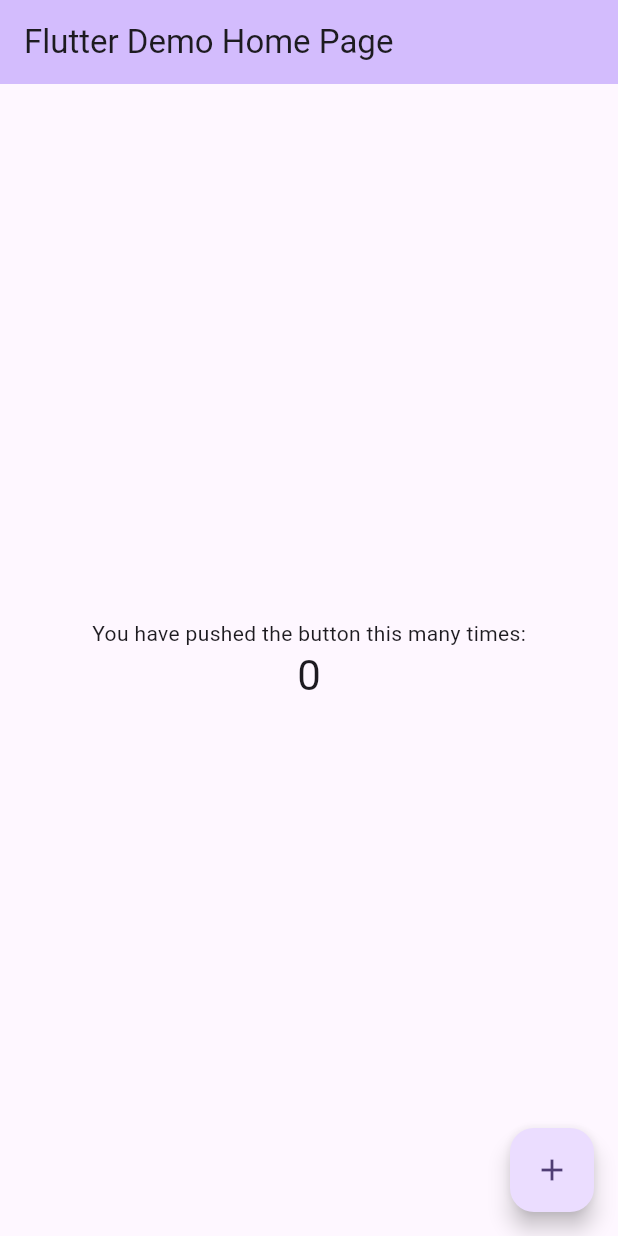
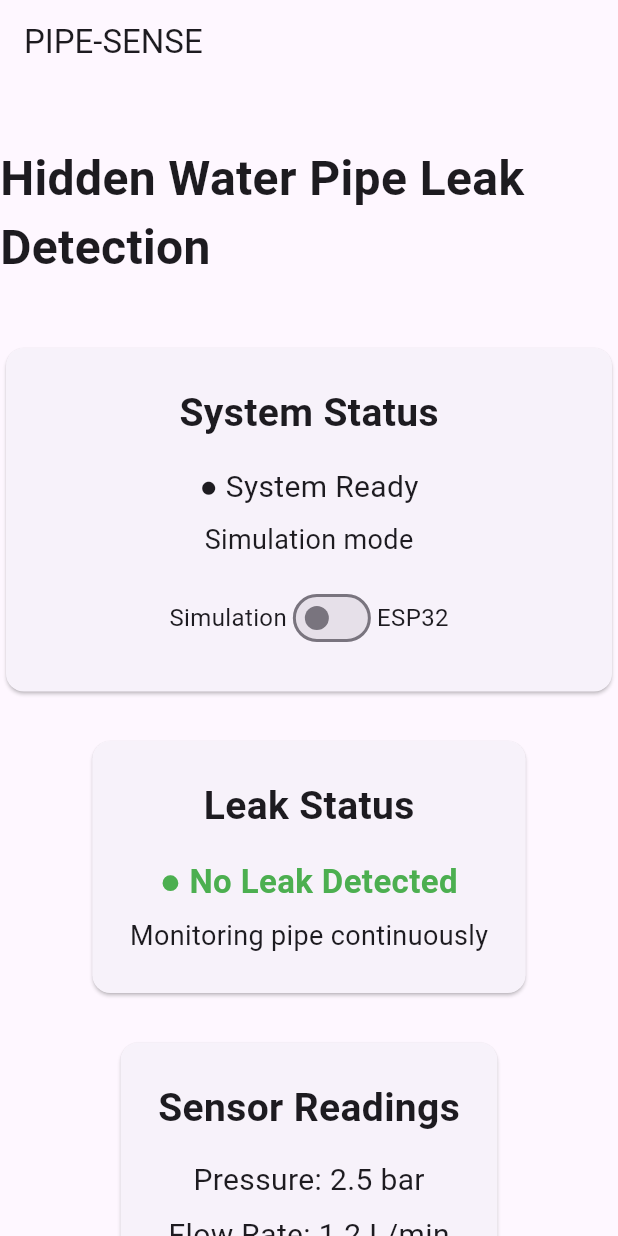
Before and after one commit to YaShAs17420/PIPE-SENSE, a Flutter app: the screen it shows after launch, on a phone screen of 412 x 824 dp. Run offline on Flutter 3.47's test engine with Material 3 defaults, Android fonts, the phone set to English and light mode, and no system bars.

Commit message:
Complete Step 8G simulation and ESP32 mode switching

```diff
--- a/mobile_app/lib/main.dart
+++ b/mobile_app/lib/main.dart
@@ -1,122 +1,19 @@
 import 'package:flutter/material.dart';
+import 'screens/dashboard_screen.dart';
 
 void main() {
-  runApp(const MyApp());
+  runApp(const PipeSenseApp());
 }
 
-class MyApp extends StatelessWidget {
-  const MyApp({super.key});
+class PipeSenseApp extends StatelessWidget {
+  const PipeSenseApp({super.key});
 
-  // This widget is the root of your application.
   @override
   Widget build(BuildContext context) {
     return MaterialApp(
-      title: 'Flutter Demo',
-      theme: ThemeData(
-        // This is the theme of your application.
-        //
-        // TRY THIS: Try running your application with "flutter run". You'll see
-        // the application has a purple toolbar. Then, without quitting the app,
-        // try changing the seedColor in the colorScheme below to Colors.green
-        // and then invoke "hot reload" (save your changes or press the "hot
-        // reload" button in a Flutter-supported IDE, or press "r" if you used
-        // the command line to start the app).
-        //
-        // Notice that the counter didn't reset back to zero; the application
-        // state is not lost during the reload. To reset the state, use hot
-        // restart instead.
-        //
-        // This works for code too, not just values: Most code changes can be
-        // tested with just a hot reload.
-        colorScheme: .fromSeed(seedColor: Colors.deepPurple),
-      ),
-      home: const MyHomePage(title: 'Flutter Demo Home Page'),
+      title: 'PIPE-SENSE',
+      debugShowCheckedModeBanner: false,
+      home: const DashboardScreen(),
     );
   }
 }
-
-class MyHomePage extends StatefulWidget {
-  const MyHomePage({super.key, required this.title});
-
-  // This widget is the home page of your application. It is stateful, meaning
-  // that it has a State object (defined below) that contains fields that affect
-  // how it looks.
-
-  // This class is the configuration for the state. It holds the values (in this
-  // case the title) provided by the parent (in this case the App widget) and
-  // used by the build method of the State. Fields in a Widget subclass are
-  // always marked "final".
-
-  final String title;
-
-  @override
-  State<MyHomePage> createState() => _MyHomePageState();
-}
-
-class _MyHomePageState extends State<MyHomePage> {
-  int _counter = 0;
-
-  void _incrementCounter() {
-    setState(() {
-      // This call to setState tells the Flutter framework that something has
-      // changed in this State, which causes it to rerun the build method below
-      // so that the display can reflect the updated values. If we changed
-      // _counter without calling setState(), then the build method would not be
-      // called again, and so nothing would appear to happen.
-      _counter++;
-    });
-  }
-
-  @override
-  Widget build(BuildContext context) {
-    // This method is rerun every time setState is called, for instance as done
-    // by the _incrementCounter method above.
-    //
-    // The Flutter framework has been optimized to make rerunning build methods
-    // fast, so that you can just rebuild anything that needs updating rather
-    // than having to individually change instances of widgets.
-    return Scaffold(
-      appBar: AppBar(
-        // TRY THIS: Try changing the color here to a specific color (to
-        // Colors.amber, perhaps?) and trigger a hot reload to see the AppBar
-        // change color while the other colors stay the same.
-        backgroundColor: Theme.of(context).colorScheme.inversePrimary,
-        // Here we take the value from the MyHomePage object that was created by
-        // the App.build method, and use it to set our appbar title.
-        title: Text(widget.title),
-      ),
-      body: Center(
-        // Center is a layout widget. It takes a single child and positions it
-        // in the middle of the parent.
-        child: Column(
-          // Column is also a layout widget. It takes a list of children and
-          // arranges them vertically. By default, it sizes itself to fit its
-          // children horizontally, and tries to be as tall as its parent.
-          //
-          // Column has various properties to control how it sizes itself and
-          // how it positions its children. Here we use mainAxisAlignment to
-          // center the children vertically; the main axis here is the vertical
-          // axis because Columns are vertical (the cross axis would be
-          // horizontal).
-          //
-          // TRY THIS: Invoke "debug painting" (choose the "Toggle Debug Paint"
-          // action in the IDE, or press "p" in the console), to see the
-          // wireframe for each widget.
-          mainAxisAlignment: .center,
-          children: [
-            const Text('You have pushed the button this many times:'),
-            Text(
-              '$_counter',
-              style: Theme.of(context).textTheme.headlineMedium,
-            ),
-          ],
-        ),
-      ),
-      floatingActionButton: FloatingActionButton(
-        onPressed: _incrementCounter,
-        tooltip: 'Increment',
-        child: const Icon(Icons.add),
-      ),
-    );
-  }
-}
--- /dev/null
+++ b/mobile_app/lib/models/sensor_data.dart
@@ -0,0 +1,15 @@
+class SensorData {
+  final double pressure;
+  final double flowRate;
+  final String vibration;
+  final bool leakDetected;
+  final double? leakLocation;
+
+  const SensorData({
+    required this.pressure,
+    required this.flowRate,
+    required this.vibration,
+    required this.leakDetected,
+    this.leakLocation,
+  });
+}
--- /dev/null
+++ b/mobile_app/lib/screens/dashboard_screen.dart
@@ -0,0 +1,313 @@
+import 'dart:async';
+
+import 'package:flutter/material.dart';
+
+import '../models/sensor_data.dart';
+import '../services/sensor_service.dart';
+import '../services/app_mode.dart';
+
+class DashboardScreen extends StatefulWidget {
+  const DashboardScreen({super.key});
+
+  @override
+  State<DashboardScreen> createState() => _DashboardScreenState();
+}
+
+class _DashboardScreenState extends State<DashboardScreen> {
+  late SensorData sensorData;
+
+  Timer? timer;
+
+  @override
+  void initState() {
+    super.initState();
+
+    // Start with simulation data
+    sensorData = SensorService.getSensorData();
+
+    // Update sensor data every 5 seconds
+    timer = Timer.periodic(
+      const Duration(seconds: 5),
+      (_) async {
+        final data = await SensorService.getCurrentSensorData();
+
+        if (mounted && data != null) {
+          setState(() {
+            sensorData = data;
+          });
+        }
+      },
+    );
+  }
+
+  Future<void> refreshSensorData() async {
+    final data = await SensorService.getCurrentSensorData();
+
+    if (mounted && data != null) {
+      setState(() {
+        sensorData = data;
+      });
+    }
+  }
+
+  void changeMode(bool useEsp32) {
+    setState(() {
+      if (useEsp32) {
+        AppModeController.setMode(AppMode.esp32);
+      } else {
+        AppModeController.setMode(AppMode.simulation);
+      }
+    });
+
+    refreshSensorData();
+  }
+
+  @override
+  void dispose() {
+    timer?.cancel();
+    super.dispose();
+  }
+
+  @override
+  Widget build(BuildContext context) {
+    final bool isEsp32 = AppModeController.isEsp32;
+
+    return Scaffold(
+      appBar: AppBar(
+        title: const Text('PIPE-SENSE'),
+      ),
+
+      body: SingleChildScrollView(
+        child: Center(
+          child: Column(
+            children: [
+
+              const SizedBox(height: 40),
+
+              const Text(
+                'Hidden Water Pipe Leak Detection',
+                style: TextStyle(
+                  fontSize: 32,
+                  fontWeight: FontWeight.bold,
+                ),
+              ),
+
+              const SizedBox(height: 40),
+
+              // SYSTEM STATUS
+              Card(
+                child: Padding(
+                  padding: const EdgeInsets.all(25),
+                  child: Column(
+                    children: [
+                      const Text(
+                        'System Status',
+                        style: TextStyle(
+                          fontSize: 26,
+                          fontWeight: FontWeight.bold,
+                        ),
+                      ),
+
+                      const SizedBox(height: 15),
+
+                      const Text(
+                        '● System Ready',
+                        style: TextStyle(
+                          fontSize: 20,
+                        ),
+                      ),
+
+                      const SizedBox(height: 8),
+
+                      Text(
+                        isEsp32
+                            ? 'ESP32 mode'
+                            : 'Simulation mode',
+                        style: const TextStyle(
+                          fontSize: 18,
+                        ),
+                      ),
+
+                      const SizedBox(height: 15),
+
+                      // MODE SWITCH
+                      Row(
+                        mainAxisAlignment: MainAxisAlignment.center,
+                        children: [
+                          const Text(
+                            'Simulation',
+                            style: TextStyle(fontSize: 16),
+                          ),
+
+                          Switch(
+                            value: isEsp32,
+                            onChanged: changeMode,
+                          ),
+
+                          const Text(
+                            'ESP32',
+                            style: TextStyle(fontSize: 16),
+                          ),
+                        ],
+                      ),
+                    ],
+                  ),
+                ),
+              ),
+
+              const SizedBox(height: 25),
+
+              // LEAK STATUS
+              Card(
+                child: Padding(
+                  padding: const EdgeInsets.all(25),
+                  child: Column(
+                    children: [
+                      const Text(
+                        'Leak Status',
+                        style: TextStyle(
+                          fontSize: 26,
+                          fontWeight: FontWeight.bold,
+                        ),
+                      ),
+
+                      const SizedBox(height: 15),
+
+                      Text(
+                        sensorData.leakDetected
+                            ? '⚠ LEAK DETECTED'
+                            : '● No Leak Detected',
+                        style: TextStyle(
+                          fontSize: 22,
+                          fontWeight: FontWeight.bold,
+                          color: sensorData.leakDetected
+                              ? Colors.red
+                              : Colors.green,
+                        ),
+                      ),
+
+                      const SizedBox(height: 8),
+
+                      Text(
+                        sensorData.leakDetected
+                            ? 'Possible leak detected'
+                            : 'Monitoring pipe continuously',
+                        style: const TextStyle(
+                          fontSize: 18,
+                        ),
+                      ),
+                    ],
+                  ),
+                ),
+              ),
+
+              const SizedBox(height: 25),
+
+              // SENSOR READINGS
+              Card(
+                child: Padding(
+                  padding: const EdgeInsets.all(25),
+                  child: Column(
+                    children: [
+                      const Text(
+                        'Sensor Readings',
+                        style: TextStyle(
+                          fontSize: 26,
+                          fontWeight: FontWeight.bold,
+                        ),
+                      ),
+
+                      const SizedBox(height: 15),
+
+                      Text(
+                        'Pressure: ${sensorData.pressure} bar',
+                        style: const TextStyle(
+                          fontSize: 20,
+                        ),
+                      ),
+
+                      const SizedBox(height: 8),
+
+                      Text(
+                        'Flow Rate: ${sensorData.flowRate} L/min',
+                        style: const TextStyle(
+                          fontSize: 20,
+                        ),
+                      ),
+
+                      const SizedBox(height: 8),
+
+                      Text(
+                        'Vibration: ${sensorData.vibration}',
+                        style: const TextStyle(
+                          fontSize: 20,
+                        ),
+                      ),
+                    ],
+                  ),
+                ),
+              ),
+
+              const SizedBox(height: 25),
+
+              // APPROXIMATE LEAK LOCATION
+              Card(
+                child: Padding(
+                  padding: const EdgeInsets.all(25),
+                  child: Column(
+                    children: [
+                      const Text(
+                        'Approximate Leak Location',
+                        style: TextStyle(
+                          fontSize: 26,
+                          fontWeight: FontWeight.bold,
+                        ),
+                      ),
+
+                      const SizedBox(height: 15),
+
+                      Text(
+                        sensorData.leakLocation != null
+                            ? 'Approx. ${sensorData.leakLocation} meters'
+                            : 'Location not available',
+                        style: const TextStyle(
+                          fontSize: 20,
+                        ),
+                      ),
+
+                      const SizedBox(height: 8),
+
+                      Text(
+                        sensorData.leakLocation != null
+                            ? 'Leak location estimated'
+                            : 'Waiting for sensor data',
+                        style: const TextStyle(
+                          fontSize: 18,
+                        ),
+                      ),
+                    ],
+                  ),
+                ),
+              ),
+
+              const SizedBox(height: 25),
+
+              // REFRESH BUTTON
+              ElevatedButton(
+                onPressed: refreshSensorData,
+                child: const Text(
+                  'REFRESH SENSOR DATA',
+                  style: TextStyle(
+                    fontSize: 16,
+                  ),
+                ),
+              ),
+
+              const SizedBox(height: 40),
+            ],
+          ),
+        ),
+      ),
+    );
+  }
+}
--- /dev/null
+++ b/mobile_app/lib/services/app_mode.dart
@@ -0,0 +1,18 @@
+enum AppMode {
+  simulation,
+  esp32,
+}
+
+class AppModeController {
+  static AppMode currentMode = AppMode.simulation;
+
+  static bool get isSimulation =>
+      currentMode == AppMode.simulation;
+
+  static bool get isEsp32 =>
+      currentMode == AppMode.esp32;
+
+  static void setMode(AppMode mode) {
+    currentMode = mode;
+  }
+}
--- /dev/null
+++ b/mobile_app/lib/services/esp32_service.dart
@@ -0,0 +1,35 @@
+import 'dart:convert';
+import 'package:http/http.dart' as http;
+
+import '../models/sensor_data.dart';
+
+class Esp32Service {
+  // We will change this to the ESP32 IP address later.
+  static const String esp32Url = 'http://192.168.4.1/data';
+
+  static Future<SensorData?> getSensorData() async {
+    try {
+      final response = await http
+          .get(Uri.parse(esp32Url))
+          .timeout(const Duration(seconds: 3));
+
+      if (response.statusCode == 200) {
+        final data = jsonDecode(response.body);
+
+        return SensorData(
+          pressure: (data['pressure'] ?? 0).toDouble(),
+          flowRate: (data['flowRate'] ?? 0).toDouble(),
+          vibration: data['vibration'] ?? 'Normal',
+          leakDetected: data['leakDetected'] ?? false,
+          leakLocation: data['leakLocation'] != null
+              ? (data['leakLocation']).toDouble()
+              : null,
+        );
+      }
+
+      return null;
+    } catch (e) {
+      return null;
+    }
+  }
+}
--- /dev/null
+++ b/mobile_app/lib/services/sensor_service.dart
@@ -0,0 +1,23 @@
+import '../models/sensor_data.dart';
+import 'app_mode.dart';
+import 'esp32_service.dart';
+
+class SensorService {
+  static SensorData getSensorData() {
+    return const SensorData(
+      pressure: 2.5,
+      flowRate: 1.2,
+      vibration: 'Normal',
+      leakDetected: false,
+      leakLocation: null,
+    );
+  }
+
+  static Future<SensorData?> getCurrentSensorData() async {
+    if (AppModeController.isSimulation) {
+      return getSensorData();
+    }
+
+    return await Esp32Service.getSensorData();
+  }
+}
--- a/mobile_app/pubspec.yaml
+++ b/mobile_app/pubspec.yaml
@@ -34,6 +34,7 @@ dependencies:
   # The following adds the Cupertino Icons font to your application.
   # Use with the CupertinoIcons class for iOS style icons.
   cupertino_icons: ^1.0.8
+  http: ^1.6.0
 
 dev_dependencies:
   flutter_test:
```
Also changed, not shown: mobile_app/pubspec.lock.
